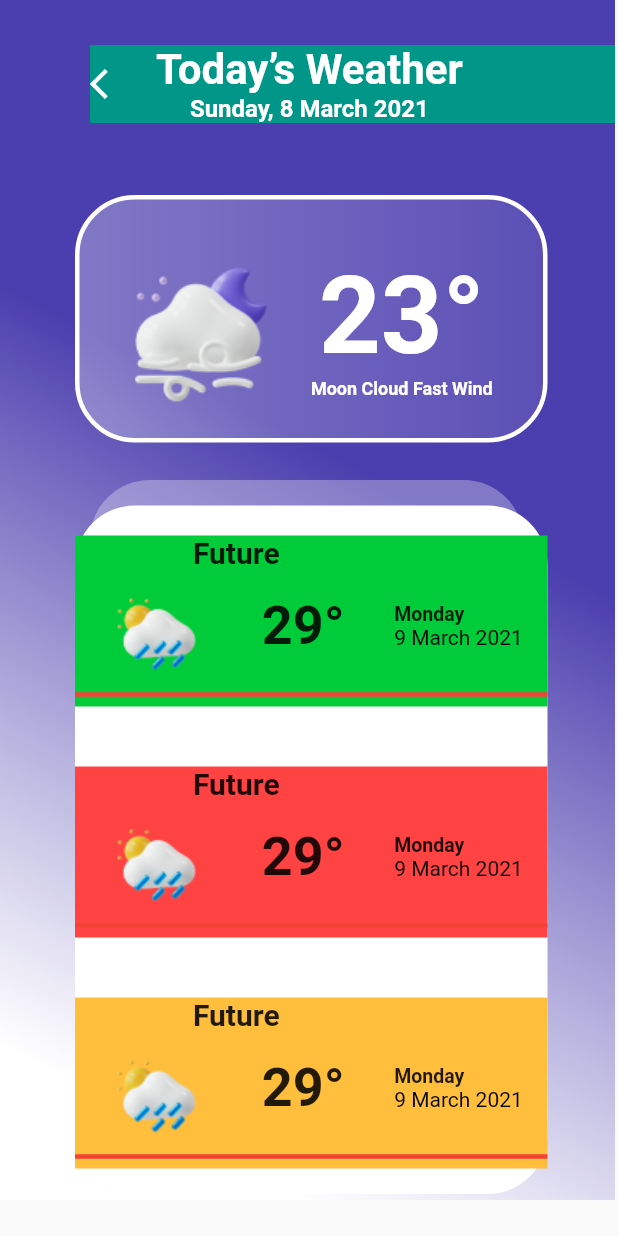
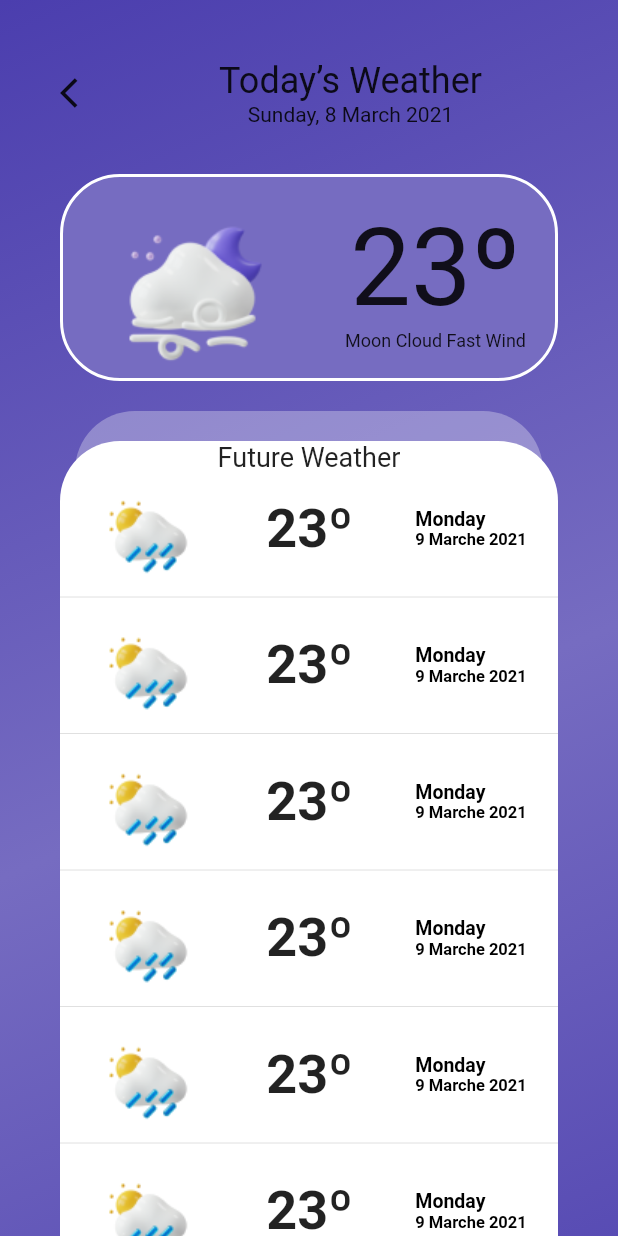
Before and after one commit to alphazen01/weather, a Flutter app: the DetailsScreen screen opened directly, on a phone screen of 412 x 824 dp. Run offline on Flutter 3.47's test engine with Material 2 defaults, Android fonts, the phone set to English and light mode, and no system bars; our stand-ins replace carousel_slider.

```diff
--- a/lib/main.dart
+++ b/lib/main.dart
@@ -6,8 +6,8 @@ void main() {
   runApp(
     MaterialApp(
       debugShowCheckedModeBanner: false,
-      home: HomeScreen()
-      // home: DetailsScreen(),
+      // home: HomeScreen()
+      home: DetailsScreen(),
     )
   );
 }
--- a/lib/screens/details.dart
+++ b/lib/screens/details.dart
@@ -2,185 +2,154 @@ import 'package:demo/widgets/daily_card.dart';
 import 'package:flutter/material.dart';
 
 class DetailsScreen extends StatelessWidget {
- final List<Color>clrList=const[
-     Color(0xff00CC39),
-      Color(0xffFF4343),
-      Color(0xffFFBE3C),
-      Color(0xff00CC39),
-      Color(0xffFF4343),
-      Color(0xffFFBE3C),
-      Color(0xff00CC39),
-      Color(0xffFF4343),
-    ];
 
   const DetailsScreen({ Key? key }) : super(key: key);
 
   @override
   Widget build(BuildContext context) {
 
-    return SafeArea(
-      child: Scaffold(
+    return Scaffold(
+
     body: SingleChildScrollView(
-         child: Stack(
-          //  alignment: Alignment.center,
-           children: [
-             Container(
-               height: 800,
-               width: 410,
+      child: Container(
+        padding: EdgeInsets.all(40),
         decoration: BoxDecoration(
              gradient: LinearGradient(
                 colors: [
                   Color(0xff4B3EAE),
-                     Color(0xffFFFFFF).withOpacity(0.90)
+                  Color(0xff766CC1),
+                  Color(0xff4B3EAE),
                 ],
-                   begin: Alignment.centerRight,
-                   end: Alignment.bottomCenter,
-
-                   )
+                begin: Alignment.topLeft,
+                end: Alignment.bottomRight
               ),
-               child: Padding(
-                 padding: const EdgeInsets.only(top:30,left: 60),
+            ),
         child: Column(
           children: [
-                     Container(
-                       color: Colors.teal,
+            Row(
+              children: [
+                Expanded(
+                  flex: 2,
                   child: Row(
+                    mainAxisAlignment: MainAxisAlignment.start,
                     children: [
-                          Icon(
-                            Icons.arrow_back_ios,
-                            color: Colors.white,
+                      Icon(Icons.arrow_back_ios),
+                    ],
                   ),
-                          SizedBox(
-                            width: 20,
                 ),
-                          Column(
+                Expanded(
+                  flex: 10,
+                  child: Column(
                     children: [
                       Text(
                         "Today’s Weather",
                         style: TextStyle(
-                                  fontSize: 28,
-                                  fontWeight: FontWeight.bold,
+                          fontSize: 24
+                        ),
+                      ),
+                      Text("Sunday, 8 March 2021"),
+
+                    ],
+                  ),
+                )
+              ],
+            ),
+            SizedBox(
+              height: 32,
+            ),
+                   Container(
+                    //  width: 286,
+                    //  height: 165,
+                     decoration: BoxDecoration(
+                       color: Color(0xff766CC1),
+                       borderRadius: BorderRadius.circular(40),
+                       border: Border.all(
+                         width: 2,
                          color: Colors.white
+                       )
+                     ),
+                      child: Row(
+                        mainAxisAlignment: MainAxisAlignment.spaceAround,
+                          children: [
+                          Image.asset(
+                            "assets/Moon_cloud_fast_wind.png",
+
+                            ),
+
+                          Column(
+                            children: [
+                              Text(
+                                "23º",
+                                 style: TextStyle(
+                                 fontSize: 72
                               ),
                               ),
                               Text(
-                                "Sunday, 8 March 2021",
+                                "Moon Cloud Fast Wind",
                                  style: TextStyle(
-                                  fontSize: 16,
-                                  fontWeight: FontWeight.bold,
-                                  color: Colors.white
+                                 fontSize: 12
                               ),
                               ),
+
                             ],
                           )
                         ],
                       ),
                     ),
+                    SizedBox(
+                      height: 40,
+                    ),
+                    Stack(
+                      children: [
+                      Transform.translate(
+                        offset: Offset(0,-20),
+                        child: Center(
+                          child: Container(
+                            decoration: BoxDecoration(
+                             borderRadius: BorderRadius.circular(40),
+                               color: Colors.white.withOpacity(0.30),
+                            ),
+                            height: 200,
+                            width: MediaQuery.of(context).size.width -100,
+                          ),
+                        ),
+                      ),
+                        Container(
+                        padding: EdgeInsets.only(bottom: 10),
+                          width: double.infinity,
+                          decoration: BoxDecoration(
+                           borderRadius: BorderRadius.circular(40),
+                             color: Colors.white,
+                          ),
+
+
+                          child: Column(
+                            children: [
+                             Text(
+                                "Future Weather",
+                                 style: TextStyle(
+                                 fontSize: 18
+                              ),
+                              ),
+                              ListView.builder(
+                                shrinkWrap: true,
+                                itemCount: 7,
+                                scrollDirection: Axis.vertical,
+                                itemBuilder: (contex,index){
+                                  return DailyCard(
+                                    value: "23º",
+                                    imageName: "Sun_cloud_angled_rain",
+                                    date: "9 Marche 2021",
+                                    day:"Monday" ,
+                                  );
+                                }
+                                ),
                             ],
                           ),
                         ),
-             ),
-             Positioned(
-               top: 130,
-               left: 50,
-               child: Container(
-                 width: 315,
-                 height: 165,
-                 decoration: BoxDecoration(
-                   borderRadius: BorderRadius.circular(40),
-                   color: Color(0xffFFFFFF).withOpacity(0.30),
-                   gradient: LinearGradient(
-                     colors: [
-                       Color(0xffFFFFFF),
-                        Color(0xffFFFFFF).withOpacity(0.30)
                       ],
+                    )
 
-                     ),
-                     border: Border.all(
-                       color: Colors.white,
-                       width: 3
-                     )
-                 ),
-                 child: Row(
-                   children: [
-                     Image.asset(
-                       "assets/Moon_cloud_fast_wind.png",
-                       height: 700,
-                       ),
-                     Padding(
-                       padding: const EdgeInsets.only(top:35 ),
-                       child: Column(
-                         children: [
-                           Text(
-                             "23°",
-                             style: TextStyle(
-                               fontSize: 72,
-                               color: Colors.white,
-                               fontWeight: FontWeight.bold
-                             ),
-                             ),
-                             Text(
-                               "Moon Cloud Fast Wind",
-                               style: TextStyle(
-                                 fontSize: 12,
-                                 color: Colors.white,
-                                 fontWeight: FontWeight.bold
-                               ),
-                           )
-                         ],
-                       ),
-                     )
-                   ],
-                 ),
-               ),
-             ),
-             Positioned(
-               top: 320,
-               left: 60,
-               child: Container(
-                 width: 289,
-                 height: 407,
-                 decoration: BoxDecoration(
-                  color: Color(0xffFFFFFF).withOpacity(0.30),
-                  borderRadius: BorderRadius.circular(40)
-                 ),
-               ),
-             ),
-             Positioned(
-               top: 337,
-               left: 50,
-               child: Container(
-                 width: 315,
-                 height: 459,
-
-                 decoration: BoxDecoration(
-                   color: Colors.white,
-                   borderRadius: BorderRadius.circular(40),
-                 ),
-                 child:Container(
-                  height: 459,
-                  child: ListView.builder(
-                    scrollDirection:Axis.vertical ,
-                    itemCount: 7,
-                    itemBuilder: (context,index){
-
-                      return Padding(
-                        padding: const EdgeInsets.symmetric(vertical: 20),
-                        child: DailyCard(
-                          color:clrList[index%clrList.length] ,
-                          hasDivider:index<6? true:false ,
-                          imageName: "Sun_cloud_angled_rain",
-                          value: "29°",
-                          label:"Future",
-                          blabel: "Monday",
-                          slabel: "9 March 2021",
-                        ),
-                      );
-                    }
-                    ),
-                 )
-               ),
-             )
           ],
         ),
       ),
--- a/lib/screens/home.dart
+++ b/lib/screens/home.dart
@@ -117,7 +117,13 @@ class HomeScreen extends StatelessWidget {
                                     color: Colors.black
                                   ),
                                 ),
-                                Icon(Icons.arrow_forward_ios, color: Colors.black,)
+                               IconButton(
+                                 onPressed: (){
+                                   Navigator.push(context, MaterialPageRoute(
+                                     builder: (context)=>DetailsScreen()));
+                                 },
+                                 icon: Icon(Icons.arrow_forward_ios)
+                                 )
                               ],
                             )
                           ],
@@ -134,7 +140,7 @@ class HomeScreen extends StatelessWidget {
                               return Padding(
                                 padding: const EdgeInsets.symmetric(horizontal: 15),
                                 child: Custom_Card(
-                                 imageName: "assets/moon_cloud_fast_wind.png",
+                                 imageName: "Sun_cloud_angled_rain",
                                  lebel:  "06:00 AM",
                                  value: "23°" ,
                                  primary:index==0?true:false ,
@@ -142,7 +148,11 @@ class HomeScreen extends StatelessWidget {
                               );
                             }
                           ),
-                        )
+                        ),
+                          Divider(
+              thickness: 5,
+              color: Colors.red,
+            )
                     ],
                   ),
                 )
--- a/lib/widgets/custom_card.dart
+++ b/lib/widgets/custom_card.dart
@@ -5,21 +5,23 @@ class Custom_Card extends StatelessWidget {
   final String? imageName;
   final String? value;
   final bool primary;
+  final Color?color;
 
   final IconData?icon;
   const Custom_Card({
     Key? key,
-    this.lebel,this.imageName,this.value,this.icon, this.primary=false
+    this.lebel,this.imageName,
+    this.value,this.icon,
+    this.primary=false,
+    this.color
 
   }) : super(key: key);
 
   @override
   Widget build(BuildContext context) {
     return Container(
-
       width: 92,
       height: 132,
-
       decoration: BoxDecoration(
         color: primary?null:Colors.white,
         gradient:primary? LinearGradient(
@@ -47,7 +49,7 @@ class Custom_Card extends StatelessWidget {
             ),
          Image.asset(
            "assets/$imageName.png",
-           scale: 2,
+           scale: 1.5,
            ),
           Text(
             "$value",
@@ -58,6 +60,7 @@ class Custom_Card extends StatelessWidget {
             ),
             ),
 
+
         ],
       ),
     );
--- a/lib/widgets/daily_card.dart
+++ b/lib/widgets/daily_card.dart
@@ -2,19 +2,19 @@ import 'package:flutter/material.dart';
 
 class DailyCard extends StatelessWidget {
 
-  final String? label;
+
   final String? imageName;
   final String? value;
-  final String? blabel;
-  final String? slabel;
+  final String? date;
+  final String? day;
   final Color?color;
   final bool?hasDivider;
 
   const DailyCard({
 
     Key? key,
-    this.imageName,this.label,this.value,
-    this.blabel,this.slabel,this.color,
+    this.imageName,this.value,
+    this.date,this.day,this.color,
     this.hasDivider
 
   }) : super(key: key);
@@ -22,28 +22,15 @@ class DailyCard extends StatelessWidget {
   @override
   Widget build(BuildContext context) {
 
-    return Container(
-      color: color,
-
-      child: Column(
+    return Column(
       children: [
-          Column(
-           mainAxisAlignment: MainAxisAlignment.spaceAround,
-            children: [
-              Padding(
-                padding: const EdgeInsets.only(right: 100),
-                child: Text(
-                  "$label",
-                  style: TextStyle(
-                    fontSize: 20,
-                    fontWeight: FontWeight.bold
-                  ),
-             ),
-              ),
         Row(
           mainAxisAlignment: MainAxisAlignment.spaceAround,
           children: [
-                 Image.asset("assets/$imageName.png"),
+            Image.asset(
+              "assets/$imageName.png",
+              scale: 1,
+              ),
             Text(
               "$value",
               style: TextStyle(
@@ -51,29 +38,28 @@ class DailyCard extends StatelessWidget {
              fontWeight: FontWeight.bold
            ),
             ),
+
             Column(
                crossAxisAlignment: CrossAxisAlignment.start,
                children: [
                  Text(
-                       "$blabel",
+                   "$day",
                    style: TextStyle(
+                     color: Colors.black,
                      fontSize: 13,
                      fontWeight: FontWeight.bold
                    ),
                  ),
                  Text(
-                   "$slabel",
+                   "$date",
                    style: TextStyle(
-                 //  color: Color(0xffDDDBF3)
-                 color: Colors.black
+                     color: Colors.black,
+                     fontSize: 11,
+                     fontWeight: FontWeight.bold
                    ),
-                   ),
-
+                 )
                ],
              )
-               ],
-             ),
-
           ],
         ),
 
@@ -84,7 +70,6 @@ class DailyCard extends StatelessWidget {
           thickness: 0,
         )
       ],
-      ),
     );
   }
 }
```
Lines whose indentation alone changed are shown as unchanged.
